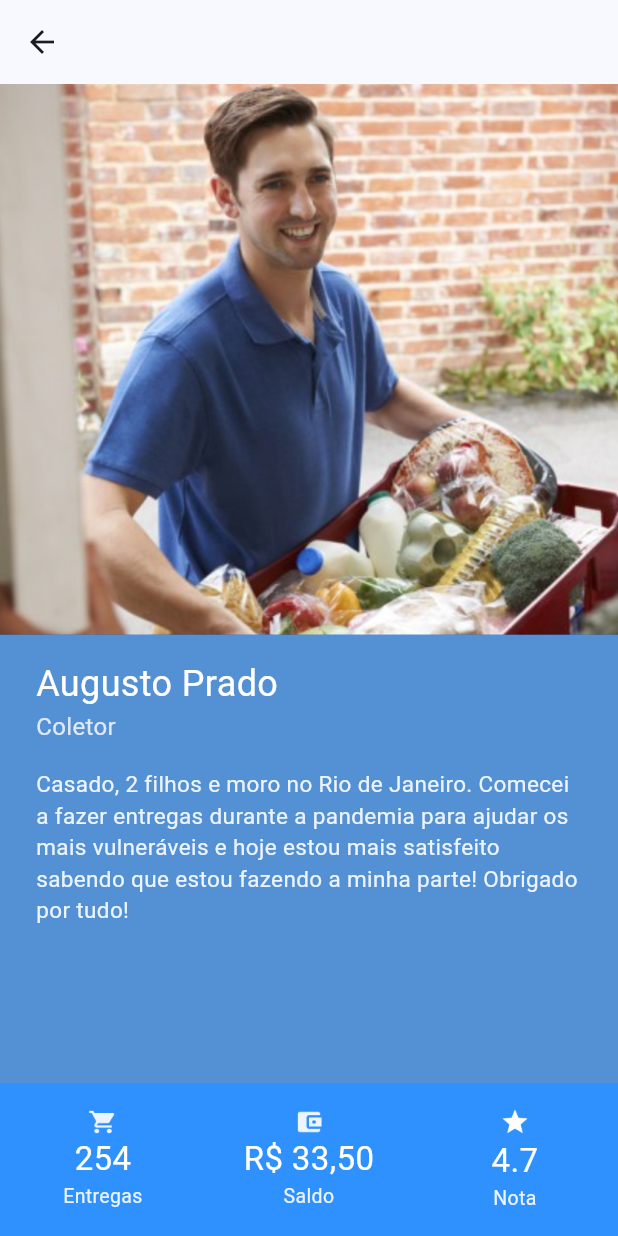
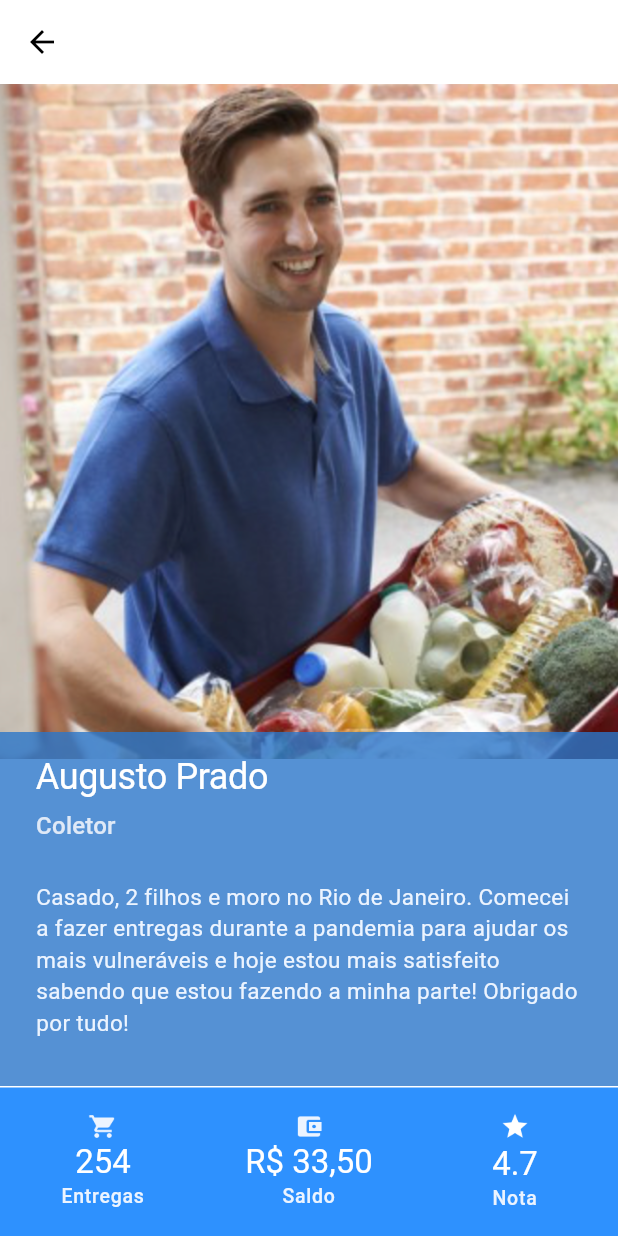
Before and after one commit to leandrozuliani/ps-flutter, a Flutter app: the screen it shows after launch, after a tap on the "account circle" icon, on a phone screen of 412 x 824 dp. Run offline on Flutter 3.47's test engine with Material 3 defaults, Android fonts, the phone set to English and light mode, and no system bars; our stand-ins replace google_maps_flutter; Roboto replaces fonts that are missing (OpenSans, OpenSansLight).

Commit message:
adiciona temas, remove os style hard coded, implementa funcionalidade de Stack para o box informativo sobrepor a foto do entregador

```diff
--- a/entregaudium/lib/main.dart
+++ b/entregaudium/lib/main.dart
@@ -1,6 +1,7 @@
 import 'dart:io';
 import 'dart:typed_data';
 
+import 'package:entregaudium/presentation/theme.dart';
 import 'package:entregaudium/screens/profile.dart';
 import 'package:flutter/material.dart';
 import 'package:flutter/services.dart';
@@ -21,10 +22,7 @@ class MyApp extends StatelessWidget {
   Widget build(BuildContext context) {
     return MaterialApp(
       title: 'Entregaudium',
-      theme: ThemeData(
-        colorScheme:  ColorScheme.fromSeed(seedColor: Colors.blue),
-        useMaterial3: true,
-      ),
+      theme: appTheme,
       home: const MyHomePage(title: 'Entregaudium'),
       debugShowCheckedModeBanner: false,
     );
--- /dev/null
+++ b/entregaudium/lib/presentation/theme.dart
@@ -0,0 +1,36 @@
+import 'package:flutter/material.dart';
+
+ThemeData appTheme = ThemeData(
+  primaryColor: const  Color(0xFF2E91FE),
+  colorScheme: ColorScheme.fromSwatch().copyWith(
+    secondary: const Color(0xFFECF4FF),
+  ),
+
+  textTheme: const TextTheme(
+    displayLarge: TextStyle(
+      fontFamily: 'OpenSans',
+      fontSize: 24,
+      color: Colors.white,
+    ),
+    titleMedium: TextStyle(
+      fontFamily: 'OpenSansLight',
+      fontSize: 16,
+      color: Color(0xFFDFE9F7),
+    ),
+    bodyMedium: TextStyle(
+      fontFamily: 'OpenSans',
+      fontSize: 15,
+      color: Color(0xFFECF4FF),
+    ),
+    headlineMedium: TextStyle(
+      fontFamily: 'Roboto',
+      fontSize: 22,
+      color: Colors.white,
+    ),
+    labelSmall: TextStyle(
+      fontFamily: 'Roboto',
+      fontSize: 13,
+      color: Color(0xFFECF4FF),
+    ),
+  ),
+);
--- a/entregaudium/lib/screens/profile.dart
+++ b/entregaudium/lib/screens/profile.dart
@@ -7,50 +7,50 @@ class ProfileScreen extends StatelessWidget {
   Widget build(BuildContext context) {
     return Scaffold(
       appBar: AppBar(),
-      body: Column(
+      body: Stack(
         children: <Widget>[
-          Container(
+          Stack(
             alignment: Alignment.topCenter,
+            children: [
+              Positioned(
+                top: 0,
                 child: Image.asset(
                   'assets/images/img_entregador.png',
                   fit: BoxFit.fitHeight,
+                  height: 450,
                 ),
               ),
-          Expanded(
+            ],
+          ),
+          Positioned(
+            bottom: 100,
+            left: 0,
+            right: 0,
             child: Container(
-              color: const Color(0xCC2B76C9),
+              color: const Color(0xCC2B76C9).withOpacity(0.8),
               padding:
                   const EdgeInsets.symmetric(vertical: 16.0, horizontal: 24.0),
-              child: const Column(
+              child: Column(
                 mainAxisAlignment: MainAxisAlignment.start,
                 crossAxisAlignment: CrossAxisAlignment.start,
                 mainAxisSize: MainAxisSize.min,
                 children: <Widget>[
                   Text(
                     'Augusto Prado',
-                    style: TextStyle(
-                      color: Colors.white,
-                      fontSize: 24,
-                      fontFamily: 'OpenSans',
+                    style: Theme.of(context).textTheme.displayLarge,
                   ),
-                  ),
-                  Text(
+                  Padding(
+                    padding: const EdgeInsets.symmetric(vertical: 8.0),
+                    child: Text(
                       'Coletor',
-                    style: TextStyle(
-                      color: Color(0xFFDFE9F7),
-                      fontSize: 16,
-                      fontFamily: 'OpenSansLight',
+                      style: Theme.of(context).textTheme.titleMedium,
                     ),
                   ),
                   Padding(
-                    padding: EdgeInsets.symmetric(vertical: 16.0),
+                    padding: const EdgeInsets.symmetric(vertical: 16.0),
                     child: Text(
                       'Casado, 2 filhos e moro no Rio de Janeiro. Comecei a fazer entregas durante a pandemia para ajudar os mais vulneráveis e hoje estou mais satisfeito sabendo que estou fazendo a minha parte! Obrigado por tudo!',
-                      style: TextStyle(
-                        color: Color(0xFFECF4FF),
-                        fontSize: 15,
-                        fontFamily: 'OpenSans',
-                      ),
+                      style: Theme.of(context).textTheme.bodyMedium,
                       textAlign: TextAlign.left,
                     ),
                   ),
@@ -58,7 +58,11 @@ class ProfileScreen extends StatelessWidget {
               ),
             ),
           ),
-          Container(
+          Positioned(
+            bottom: 0,
+            left: 0,
+            right: 0,
+            child: Container(
               color: const Color(0xFF2E91FE),
               padding: const EdgeInsets.symmetric(vertical: 16.0),
               child: Row(
@@ -68,24 +72,17 @@ class ProfileScreen extends StatelessWidget {
                     // Usa Expanded para cada Column
                     child: Column(
                       mainAxisAlignment: MainAxisAlignment.center,
+                      crossAxisAlignment: CrossAxisAlignment.center,
                       children: <Widget>[
                         Image.asset('assets/images/ic_entregas.png', width: 20),
-                      const Text(
+                        Text(
                           '254',
-                        style: TextStyle(
-                          color: Colors.white,
-                          fontSize: 22,
-                          fontFamily: 'Roboto',
-                        ),
+                          style: Theme.of(context).textTheme.headlineMedium,
                           textAlign: TextAlign.center,
                         ),
-                      const Text(
+                        Text(
                           'Entregas',
-                        style: TextStyle(
-                          color: Color(0xFFECF4FF),
-                          fontSize: 13,
-                          fontFamily: 'Roboto',
-                        ),
+                          style: Theme.of(context).textTheme.labelSmall,
                           textAlign: TextAlign.center,
                         ),
                       ],
@@ -96,22 +93,14 @@ class ProfileScreen extends StatelessWidget {
                       mainAxisAlignment: MainAxisAlignment.center,
                       children: <Widget>[
                         Image.asset('assets/images/ic_saldo.png', width: 20),
-                      const Text(
+                        Text(
                           'R\$ 33,50',
-                        style: TextStyle(
-                          color: Colors.white,
-                          fontSize: 22,
-                          fontFamily: 'Roboto',
-                        ),
+                          style: Theme.of(context).textTheme.headlineMedium,
                           textAlign: TextAlign.center,
                         ),
-                      const Text(
+                        Text(
                           'Saldo',
-                        style: TextStyle(
-                          color: Color(0xFFECF4FF),
-                          fontSize: 13,
-                          fontFamily: 'Roboto',
-                        ),
+                          style: Theme.of(context).textTheme.labelSmall,
                           textAlign: TextAlign.center,
                         ),
                       ],
@@ -122,22 +111,14 @@ class ProfileScreen extends StatelessWidget {
                       mainAxisAlignment: MainAxisAlignment.center,
                       children: <Widget>[
                         Image.asset('assets/images/ic_nota.png', width: 20),
-                      const Text(
+                        Text(
                           '4.7',
-                        style: TextStyle(
-                          color: Colors.white,
-                          fontSize: 22,
-                          fontFamily: 'Roboto',
-                        ),
+                          style: Theme.of(context).textTheme.headlineMedium,
                           textAlign: TextAlign.center,
                         ),
-                      const Text(
+                        Text(
                           'Nota',
-                        style: TextStyle(
-                          color: Color(0xFFECF4FF),
-                          fontSize: 13,
-                          fontFamily: 'Roboto',
-                        ),
+                          style: Theme.of(context).textTheme.labelSmall,
                           textAlign: TextAlign.center,
                         ),
                       ],
@@ -146,6 +127,7 @@ class ProfileScreen extends StatelessWidget {
                 ],
               ),
             ),
+          ),
         ],
       ),
     );
```
Lines whose indentation alone changed are shown as unchanged.
